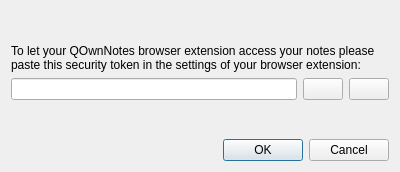
Qt form src/dialogs/websockettokendialog.ui (tberthelot-repositories/PKbSuite) before a commit.
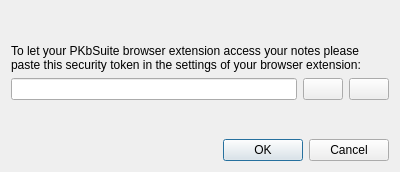
The same form after that commit. Icons and pictures are not drawn.

Commit message: 230420 - QOwnNotes import

```diff
--- a/src/dialogs/websockettokendialog.ui
+++ b/src/dialogs/websockettokendialog.ui
@@ -23,7 +23,7 @@
    <item row="1" column="0" colspan="3">
     <widget class="QLabel" name="label">
      <property name="text">
-      <string>To let your QOwnNotes browser extension access your notes please paste this security token in the settings of your browser extension:</string>
+      <string>To let your PKbSuite browser extension access your notes please paste this security token in the settings of your browser extension:</string>
      </property>
      <property name="wordWrap">
       <bool>true</bool>
```
Left out of the diff: 10 changed lines with no effect on the pictures. The commit also changes 877 other files.
